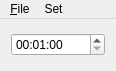
First picture: the form in Timer/mainwindow.ui, repository edvelezg/viper-sugui, before the edit.
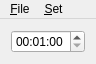
Second picture: the form after the edit.

The edit to the form file:
```diff
--- a/Timer/mainwindow.ui
+++ b/Timer/mainwindow.ui
@@ -6,8 +6,8 @@
    <rect>
     <x>0</x>
     <y>0</y>
-    <width>116</width>
-    <height>71</height>
+    <width>89</width>
+    <height>59</height>
    </rect>
   </property>
   <property name="sizePolicy">
@@ -19,6 +19,12 @@
   <property name="windowTitle">
    <string>Timer</string>
   </property>
+  <property name="windowOpacity">
+   <double>1.000000000000000</double>
+  </property>
+  <property name="documentMode">
+   <bool>false</bool>
+  </property>
   <widget class="QWidget" name="centralWidget">
    <layout class="QGridLayout" name="gridLayout">
     <item row="0" column="0">
@@ -55,8 +61,8 @@
     <rect>
      <x>0</x>
      <y>0</y>
-     <width>116</width>
-     <height>22</height>
+     <width>89</width>
+     <height>21</height>
     </rect>
    </property>
    <widget class="QMenu" name="menu_File">
@@ -70,7 +76,7 @@
    </widget>
    <widget class="QMenu" name="menuSet">
     <property name="title">
-     <string>Set</string>
+     <string>&amp;Set</string>
     </property>
     <addaction name="action15_minutes"/>
     <addaction name="action25_minutes"/>
```
Left out of the diff: 9 changed lines with no effect on the pictures.
